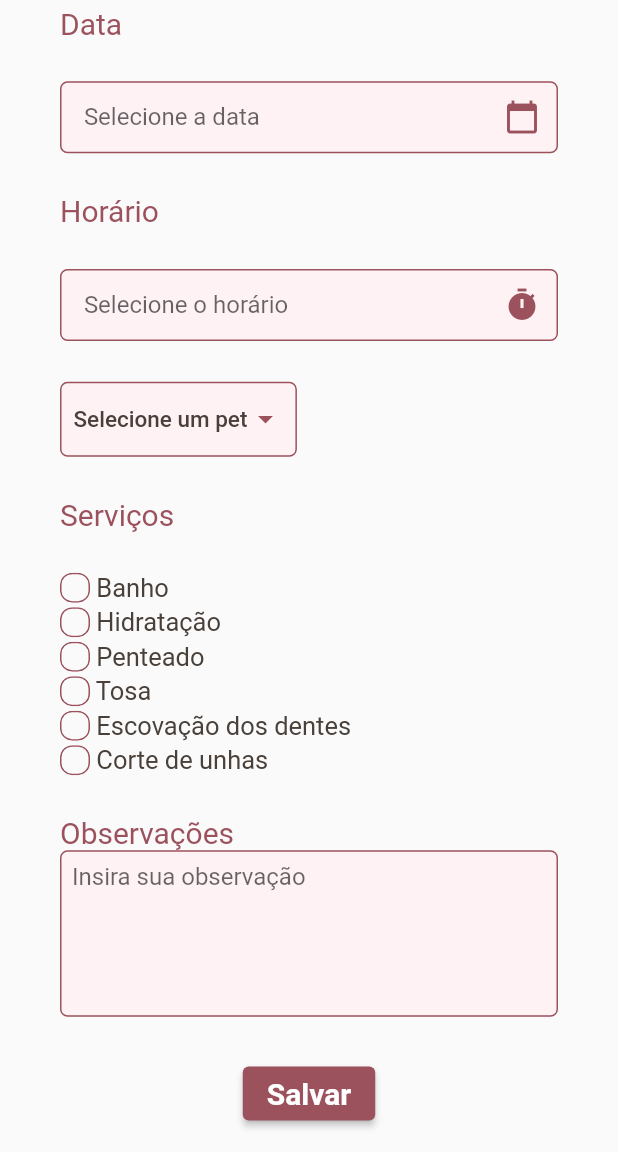
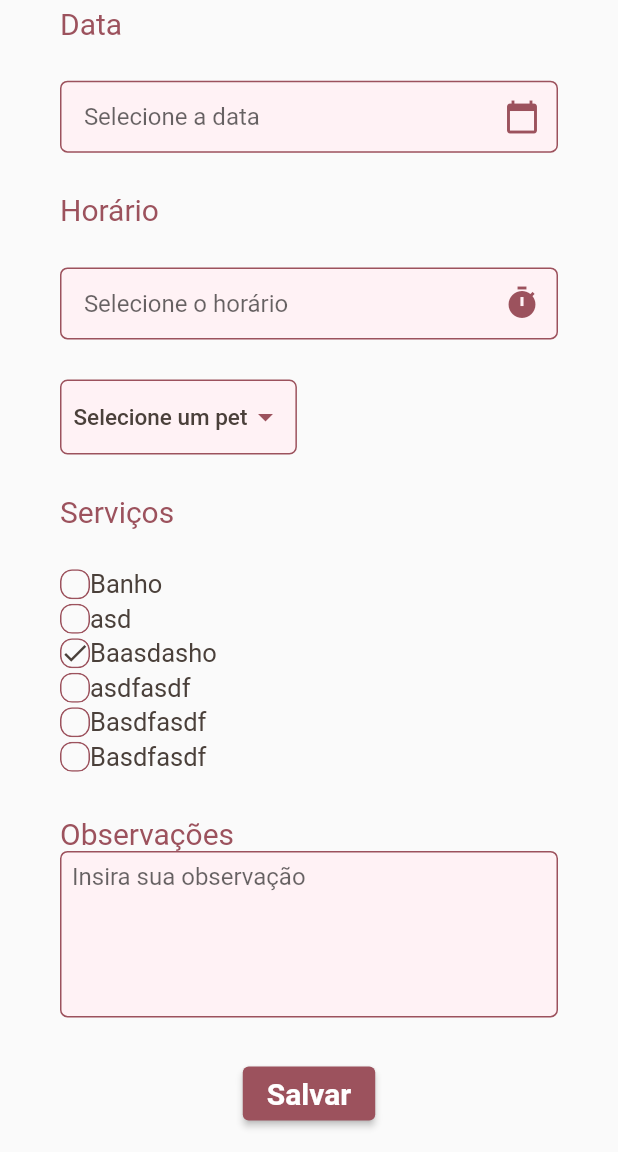
Before and after one commit to dopinheiro/AppAgendamentoPetshop, a Flutter app: the NewAppointmentsPage screen opened by its route, on a phone screen of 412 x 824 dp, the part 84-1236 px from its top. Run offline on Flutter 3.47's test engine with Material 2 defaults, Android fonts, the phone set to English and light mode, and no system bars; our stand-ins replace font_awesome_flutter; network calls fail.

Commit message:
Criado modelos de estados

```diff
--- a/lib/pages/appointmentsPage.dart
+++ b/lib/pages/appointmentsPage.dart
@@ -11,7 +11,7 @@ class AppointmentsPage extends StatefulWidget {
 }
 
 class _AppointmentsPageState extends State<AppointmentsPage> {
-  var cardValues;
+  List cardValues=[];
   Future getApointments() async {
     var url = Uri.parse('http://192.168.100.78:5000/api/get-appointments/');
     var response = await http.get(url);
@@ -50,7 +50,7 @@ class _AppointmentsPageState extends State<AppointmentsPage> {
               ),
             ),
           ),
-
+          if(cardValues.length>0)
             for(final card in cardValues)
               Container(
               height: MediaQuery.of(context).size.height*0.15,
--- a/lib/pages/newAppointmentsPage.dart
+++ b/lib/pages/newAppointmentsPage.dart
@@ -77,6 +77,15 @@ class _NewAppointmentsPageState extends State<NewAppointmentsPage> {
     '5': false,
     '6': false,
   };
+
+  List<Service> services = [
+    Service(id:1,name:"Banho", isChecked:false),
+    Service(id:2,name:"asd", isChecked:false),
+    Service(id:3,name:"Baasdasho", isChecked:true),
+    Service(id:4,name:"asdfasdf", isChecked:false),
+    Service(id:5,name:"Basdfasdf", isChecked:false),
+    Service(id:6,name:"Basdfasdf", isChecked:false)
+  ];
 
   void changeChecks(String key) {
     setState(() {
@@ -214,6 +223,7 @@ class _NewAppointmentsPageState extends State<NewAppointmentsPage> {
             Container(
                 child: Column(
               children: [
+                for(final service in services)
                   Padding(
                     padding: const EdgeInsets.only(bottom: 3),
                     child: Row(
@@ -237,185 +247,222 @@ class _NewAppointmentsPageState extends State<NewAppointmentsPage> {
                                     changeChecks("1");
                                   },
                                   child: Visibility(
-                                  visible: _isChecked["1"],
+                                    visible: service.isChecked,
                                     child: Icon(Icons.check,
                                         color: AppColors.brown, size: 20.0),
                                   )),
                             )),
                         Text(
-                        " Banho",
+                          service.name,
                           style: TextStyle(color: AppColors.brown, fontSize: 17),
                         )
                       ],
                     ),
                 ),
-                Padding(
-                  padding: const EdgeInsets.only(bottom: 3),
-                  child: Row(
-                    children: [
-                      SizedBox(
-                          width: 20.0,
-                          height: 20.0,
-                          child: Material(
-                            clipBehavior: Clip.antiAlias,
-                            shape: RoundedRectangleBorder(
-                                borderRadius: BorderRadius.circular(8.0),
-                                side: BorderSide(
-                                    width: 1.0,
-                                    color: _isChecked["2"]
-                                        ? AppColors.purple
-                                        : AppColors.purple)),
-                            color: Colors.transparent,
-                            child: InkWell(
-                                onTap: () {
-                                  changeChecks("2");
-                                },
-                                child: Visibility(
-                                  visible: _isChecked["2"],
-                                  child: Icon(Icons.check,
-                                      color: AppColors.brown, size: 20.0),
-                                )),
-                          )),
-                      Text(
-                        " Hidratação",
-                        style: TextStyle(color: AppColors.brown, fontSize: 17),
-                      )
-                    ],
-                  ),
-                ),
-                Padding(
-                  padding: const EdgeInsets.only(bottom: 3),
-                  child: Row(
-                    children: [
-                      SizedBox(
-                          width: 20.0,
-                          height: 20.0,
-                          child: Material(
-                            clipBehavior: Clip.antiAlias,
-                            shape: RoundedRectangleBorder(
-                                borderRadius: BorderRadius.circular(8.0),
-                                side: BorderSide(
-                                    width: 1.0,
-                                    color: _isChecked["3"]
-                                        ? AppColors.purple
-                                        : AppColors.purple)),
-                            color: Colors.transparent,
-                            child: InkWell(
-                                onTap: () {
-                                  changeChecks("3");
-                                },
-                                child: Visibility(
-                                  visible: _isChecked["3"],
-                                  child: Icon(Icons.check,
-                                      color: AppColors.brown, size: 20.0),
-                                )),
-                          )),
-                      Text(
-                        " Penteado",
-                        style: TextStyle(color: AppColors.brown, fontSize: 17),
-                      )
-                    ],
-                  ),
-                ),
-                Padding(
-                  padding: const EdgeInsets.only(bottom: 3),
-                  child: Row(
-                    children: [
-                      SizedBox(
-                          width: 20.0,
-                          height: 20.0,
-                          child: Material(
-                            clipBehavior: Clip.antiAlias,
-                            shape: RoundedRectangleBorder(
-                                borderRadius: BorderRadius.circular(8.0),
-                                side: BorderSide(
-                                    width: 1.0,
-                                    color: _isChecked["4"]
-                                        ? AppColors.purple
-                                        : AppColors.purple)),
-                            color: Colors.transparent,
-                            child: InkWell(
-                                onTap: () {
-                                  changeChecks("4");
-                                },
-                                child: Visibility(
-                                  visible: _isChecked["4"],
-                                  child: Icon(Icons.check,
-                                      color: AppColors.brown, size: 20.0),
-                                )),
-                          )),
-                      Text(
-                        " Tosa",
-                        style: TextStyle(color: AppColors.brown, fontSize: 17),
-                      )
-                    ],
-                  ),
-                ),
-                Padding(
-                  padding: const EdgeInsets.only(bottom: 3),
-                  child: Row(
-                    children: [
-                      SizedBox(
-                          width: 20.0,
-                          height: 20.0,
-                          child: Material(
-                            clipBehavior: Clip.antiAlias,
-                            shape: RoundedRectangleBorder(
-                                borderRadius: BorderRadius.circular(8.0),
-                                side: BorderSide(
-                                    width: 1.0,
-                                    color: _isChecked["5"]
-                                        ? AppColors.purple
-                                        : AppColors.purple)),
-                            color: Colors.transparent,
-                            child: InkWell(
-                                onTap: () {
-                                  changeChecks("5");
-                                },
-                                child: Visibility(
-                                  visible: _isChecked["5"],
-                                  child: Icon(Icons.check,
-                                      color: AppColors.brown, size: 20.0),
-                                )),
-                          )),
-                      Text(
-                        " Escovação dos dentes",
-                        style: TextStyle(color: AppColors.brown, fontSize: 17),
-                      )
-                    ],
-                  ),
-                ),
-                Row(
-                  children: [
-                    SizedBox(
-                        width: 20.0,
-                        height: 20.0,
-                        child: Material(
-                          clipBehavior: Clip.antiAlias,
-                          shape: RoundedRectangleBorder(
-                              borderRadius: BorderRadius.circular(8.0),
-                              side: BorderSide(
-                                  width: 1.0,
-                                  color: _isChecked["6"]
-                                      ? AppColors.purple
-                                      : AppColors.purple)),
-                          color: Colors.transparent,
-                          child: InkWell(
-                              onTap: () {
-                                changeChecks("6");
-                              },
-                              child: Visibility(
-                                visible: _isChecked["6"],
-                                child: Icon(Icons.check,
-                                    color: AppColors.brown, size: 20.0),
-                              )),
-                        )),
-                    Text(
-                      " Corte de unhas",
-                      style: TextStyle(color: AppColors.brown, fontSize: 17),
-                    )
-                  ],
-                ),
+
+
+                // Padding(
+                //   padding: const EdgeInsets.only(bottom: 3),
+                //   child: Row(
+                //     children: [
+                //       SizedBox(
+                //           key: Key("1"),
+                //           width: 20.0,
+                //           height: 20.0,
+                //           child: Material(
+                //             clipBehavior: Clip.antiAlias,
+                //             shape: RoundedRectangleBorder(
+                //                 borderRadius: BorderRadius.circular(8.0),
+                //                 side: BorderSide(
+                //                     width: 1.0,
+                //                     color: _isChecked["1"]
+                //                         ? AppColors.purple
+                //                         : AppColors.purple)),
+                //             color: Colors.transparent,
+                //             child: InkWell(
+                //                 onTap: () {
+                //                   changeChecks("1");
+                //                 },
+                //                 child: Visibility(
+                //                   visible: _isChecked["1"],
+                //                   child: Icon(Icons.check,
+                //                       color: AppColors.brown, size: 20.0),
+                //                 )),
+                //           )),
+                //       Text(
+                //         " Banho",
+                //         style: TextStyle(color: AppColors.brown, fontSize: 17),
+                //       )
+                //     ],
+                //   ),
+                // ),
+                // Padding(
+                //   padding: const EdgeInsets.only(bottom: 3),
+                //   child: Row(
+                //     children: [
+                //       SizedBox(
+                //           width: 20.0,
+                //           height: 20.0,
+                //           child: Material(
+                //             clipBehavior: Clip.antiAlias,
+                //             shape: RoundedRectangleBorder(
+                //                 borderRadius: BorderRadius.circular(8.0),
+                //                 side: BorderSide(
+                //                     width: 1.0,
+                //                     color: _isChecked["2"]
+                //                         ? AppColors.purple
+                //                         : AppColors.purple)),
+                //             color: Colors.transparent,
+                //             child: InkWell(
+                //                 onTap: () {
+                //                   changeChecks("2");
+                //                 },
+                //                 child: Visibility(
+                //                   visible: _isChecked["2"],
+                //                   child: Icon(Icons.check,
+                //                       color: AppColors.brown, size: 20.0),
+                //                 )),
+                //           )),
+                //       Text(
+                //         " Hidratação",
+                //         style: TextStyle(color: AppColors.brown, fontSize: 17),
+                //       )
+                //     ],
+                //   ),
+                // ),
+                // Padding(
+                //   padding: const EdgeInsets.only(bottom: 3),
+                //   child: Row(
+                //     children: [
+                //       SizedBox(
+                //           width: 20.0,
+                //           height: 20.0,
+                //           child: Material(
+                //             clipBehavior: Clip.antiAlias,
+                //             shape: RoundedRectangleBorder(
+                //                 borderRadius: BorderRadius.circular(8.0),
+                //                 side: BorderSide(
+                //                     width: 1.0,
+                //                     color: _isChecked["3"]
+                //                         ? AppColors.purple
+                //                         : AppColors.purple)),
+                //             color: Colors.transparent,
+                //             child: InkWell(
+                //                 onTap: () {
+                //                   changeChecks("3");
+                //                 },
+                //                 child: Visibility(
+                //                   visible: _isChecked["3"],
+                //                   child: Icon(Icons.check,
+                //                       color: AppColors.brown, size: 20.0),
+                //                 )),
+                //           )),
+                //       Text(
+                //         " Penteado",
+                //         style: TextStyle(color: AppColors.brown, fontSize: 17),
+                //       )
+                //     ],
+                //   ),
+                // ),
+                // Padding(
+                //   padding: const EdgeInsets.only(bottom: 3),
+                //   child: Row(
+                //     children: [
+                //       SizedBox(
+                //           width: 20.0,
+                //           height: 20.0,
+                //           child: Material(
+                //             clipBehavior: Clip.antiAlias,
+                //             shape: RoundedRectangleBorder(
+                //                 borderRadius: BorderRadius.circular(8.0),
+                //                 side: BorderSide(
+                //                     width: 1.0,
+                //                     color: _isChecked["4"]
+                //                         ? AppColors.purple
+                //                         : AppColors.purple)),
+                //             color: Colors.transparent,
+                //             child: InkWell(
+                //                 onTap: () {
+                //                   changeChecks("4");
+                //                 },
+                //                 child: Visibility(
+                //                   visible: _isChecked["4"],
+                //                   child: Icon(Icons.check,
+                //                       color: AppColors.brown, size: 20.0),
+                //                 )),
+                //           )),
+                //       Text(
+                //         " Tosa",
+                //         style: TextStyle(color: AppColors.brown, fontSize: 17),
+                //       )
+                //     ],
+                //   ),
+                // ),
+                // Padding(
+                //   padding: const EdgeInsets.only(bottom: 3),
+                //   child: Row(
+                //     children: [
+                //       SizedBox(
+                //           width: 20.0,
+                //           height: 20.0,
+                //           child: Material(
+                //             clipBehavior: Clip.antiAlias,
+                //             shape: RoundedRectangleBorder(
+                //                 borderRadius: BorderRadius.circular(8.0),
+                //                 side: BorderSide(
+                //                     width: 1.0,
+                //                     color: _isChecked["5"]
+                //                         ? AppColors.purple
+                //                         : AppColors.purple)),
+                //             color: Colors.transparent,
+                //             child: InkWell(
+                //                 onTap: () {
+                //                   changeChecks("5");
+                //                 },
+                //                 child: Visibility(
+                //                   visible: _isChecked["5"],
+                //                   child: Icon(Icons.check,
+                //                       color: AppColors.brown, size: 20.0),
+                //                 )),
+                //           )),
+                //       Text(
+                //         " Escovação dos dentes",
+                //         style: TextStyle(color: AppColors.brown, fontSize: 17),
+                //       )
+                //     ],
+                //   ),
+                // ),
+                // Row(
+                //   children: [
+                //     SizedBox(
+                //         width: 20.0,
+                //         height: 20.0,
+                //         child: Material(
+                //           clipBehavior: Clip.antiAlias,
+                //           shape: RoundedRectangleBorder(
+                //               borderRadius: BorderRadius.circular(8.0),
+                //               side: BorderSide(
+                //                   width: 1.0,
+                //                   color: _isChecked["6"]
+                //                       ? AppColors.purple
+                //                       : AppColors.purple)),
+                //           color: Colors.transparent,
+                //           child: InkWell(
+                //               onTap: () {
+                //                 changeChecks("6");
+                //               },
+                //               child: Visibility(
+                //                 visible: _isChecked["6"],
+                //                 child: Icon(Icons.check,
+                //                     color: AppColors.brown, size: 20.0),
+                //               )),
+                //         )),
+                //     Text(
+                //       " Corte de unhas",
+                //       style: TextStyle(color: AppColors.brown, fontSize: 17),
+                //     )
+                //   ],
+                // ),
               ],
             )),
             Container(
@@ -483,3 +530,58 @@ class _NewAppointmentsPageState extends State<NewAppointmentsPage> {
     );
   }
 }
+
+
+class Appointment {
+  int id;
+  DateTime date;
+  Pet pet;
+  String status;
+  String note;
+
+  Appointment({this.id, this.date, this.pet, this.status, this.note} );
+
+  factory Appointment.fromJson(Map json) {
+    return Appointment(
+      id:json['id'],
+      date:json['date'],
+      pet:Pet.fromJson(json['pet']),
+      status:json['status'],
+      note:json['note']
+    );
+  }
+}
+
+class Pet {
+  int id;
+  String name;
+  String proprietary;
+  String specie;
+
+  Pet({this.id, this.name,this.proprietary,this.specie});
+
+  factory Pet.fromJson(Map json) {
+    return Pet(
+      id:json['id'],
+      name:json['name'],
+      proprietary:json['proprietary'],
+      specie:json['specie']
+    );
+  }
+}
+
+class Service {
+  int id;
+  String name;
+  bool isChecked;
+
+  Service({this.id, this.name, this.isChecked});
+
+  factory Service.fromJson(Map json) {
+    return Service(
+      id:json['id'],
+      name:json['name'],
+      isChecked:json['isChecked']
+    );
+  }
+}
```
Lines whose indentation alone changed are shown as unchanged.
